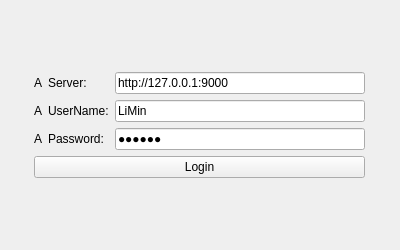
Before: the Qt Designer form committer/ui/login.ui in Pylogmon/committer, drawn with Qt 5.
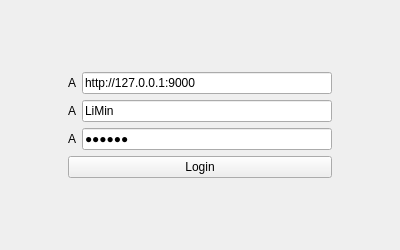
After: the same form once the commit is applied.

The edit to the form file:
```diff
--- a/committer/ui/login.ui
+++ b/committer/ui/login.ui
@@ -42,6 +42,22 @@
    </item>
    <item row="1" column="1">
     <layout class="QGridLayout" name="gridLayout">
+     <item row="1" column="1">
+      <widget class="QLineEdit" name="user_name_edit">
+       <property name="minimumSize">
+        <size>
+         <width>250</width>
+         <height>0</height>
+        </size>
+       </property>
+       <property name="text">
+        <string>LiMin</string>
+       </property>
+       <property name="placeholderText">
+        <string>UserName</string>
+       </property>
+      </widget>
+     </item>
      <item row="0" column="0">
       <widget class="QLabel" name="server_icon">
        <property name="text">
@@ -50,13 +66,6 @@
       </widget>
      </item>
      <item row="0" column="1">
-      <widget class="QLabel" name="server_label">
-       <property name="text">
-        <string>Server:</string>
-       </property>
-      </widget>
-     </item>
-     <item row="0" column="2">
       <widget class="QLineEdit" name="server_edit">
        <property name="minimumSize">
         <size>
@@ -67,50 +76,12 @@
        <property name="text">
         <string>http://127.0.0.1:9000</string>
        </property>
-      </widget>
-     </item>
-     <item row="1" column="0">
-      <widget class="QLabel" name="user_name_icon">
-       <property name="text">
-        <string>A</string>
-       </property>
-      </widget>
-     </item>
-     <item row="1" column="1">
-      <widget class="QLabel" name="user_name_label">
-       <property name="text">
-        <string>UserName:</string>
-       </property>
-      </widget>
-     </item>
-     <item row="1" column="2">
-      <widget class="QLineEdit" name="user_name_edit">
-       <property name="minimumSize">
-        <size>
-         <width>250</width>
-         <height>0</height>
-        </size>
-       </property>
-       <property name="text">
-        <string>LiMin</string>
-       </property>
-      </widget>
-     </item>
-     <item row="2" column="0">
-      <widget class="QLabel" name="password_icon">
-       <property name="text">
-        <string>A</string>
+       <property name="placeholderText">
+        <string>Server address</string>
        </property>
       </widget>
      </item>
      <item row="2" column="1">
-      <widget class="QLabel" name="password_label">
-       <property name="text">
-        <string>Password:</string>
-       </property>
-      </widget>
-     </item>
-     <item row="2" column="2">
       <widget class="QLineEdit" name="password_edit">
        <property name="minimumSize">
         <size>
@@ -124,15 +95,32 @@
        <property name="echoMode">
         <enum>QLineEdit::Password</enum>
        </property>
+       <property name="placeholderText">
+        <string>Password</string>
+       </property>
       </widget>
      </item>
-     <item row="3" column="0" colspan="3">
+     <item row="3" column="0" colspan="2">
       <widget class="QPushButton" name="login_btn">
        <property name="text">
         <string>Login</string>
        </property>
       </widget>
      </item>
+     <item row="1" column="0">
+      <widget class="QLabel" name="user_name_icon">
+       <property name="text">
+        <string>A</string>
+       </property>
+      </widget>
+     </item>
+     <item row="2" column="0">
+      <widget class="QLabel" name="password_icon">
+       <property name="text">
+        <string>A</string>
+       </property>
+      </widget>
+     </item>
     </layout>
    </item>
    <item row="1" column="2">
```
